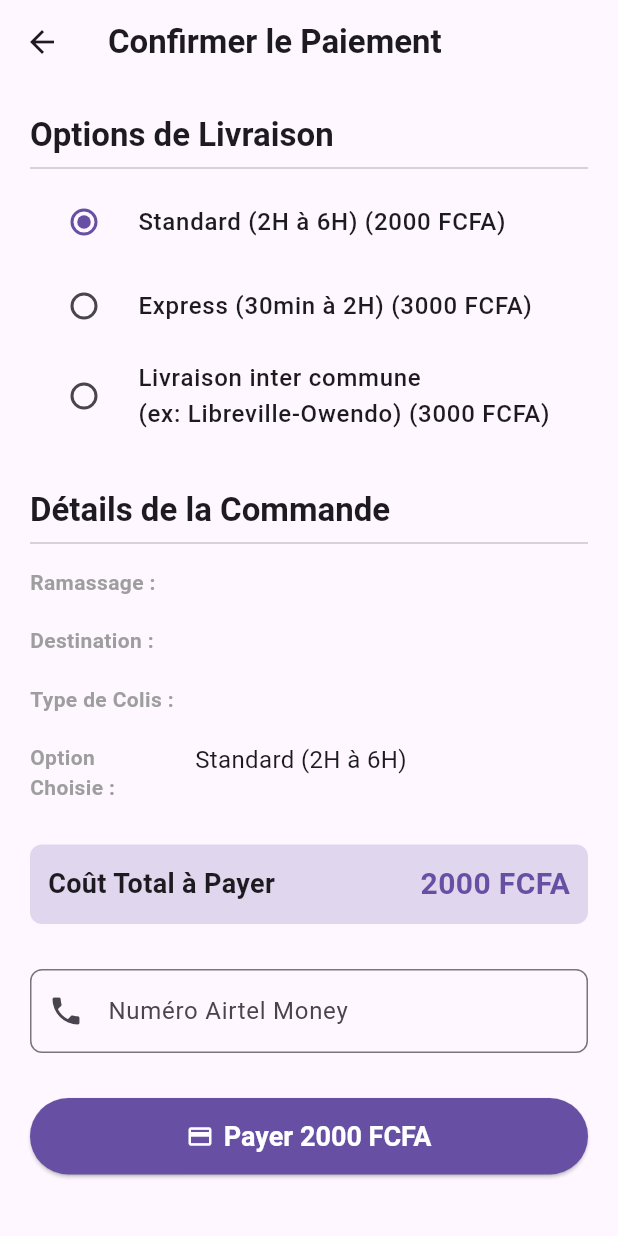
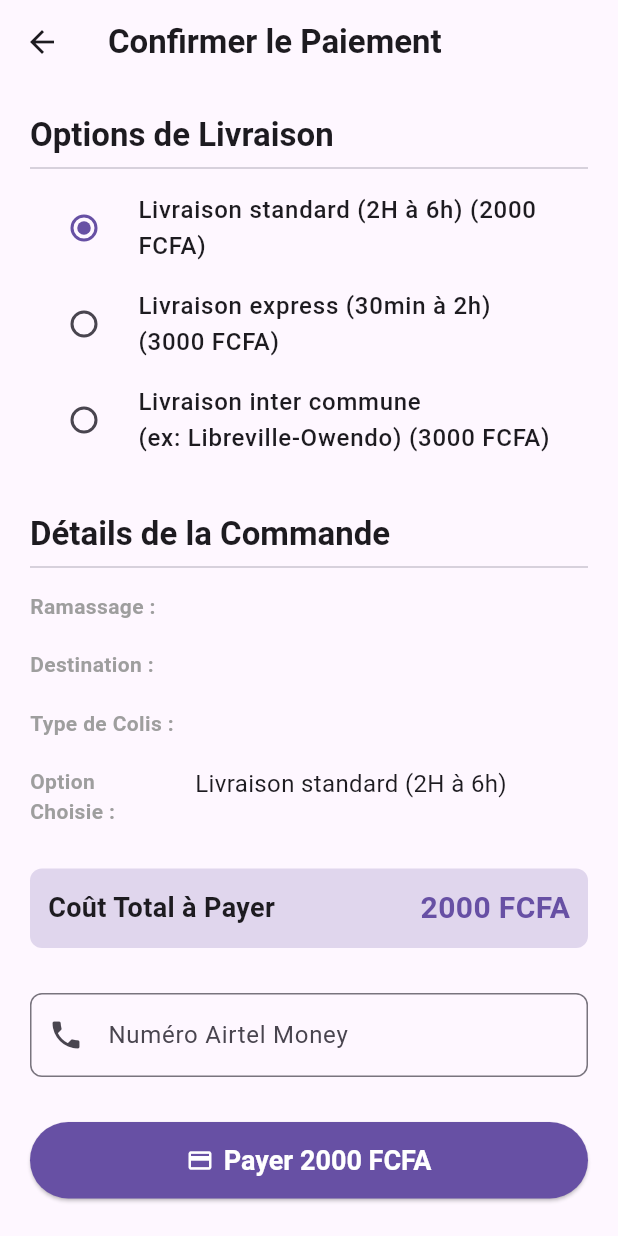
Before and after one commit to massalhadavy-glitch/SMART-DELIVERY-GABON, a Flutter app: the PaymentConfirmationPage screen opened directly with empty values, on a phone screen of 412 x 824 dp. Run offline on Flutter 3.47's test engine with Material 3 defaults, Android fonts, the phone set to English and light mode, and no system bars; our stand-ins replace geolocator, google_maps_flutter, supabase_flutter; accounts and stored records are empty; statements that could not run were skipped.

Commit message:
Uniformiser les libellÃ©s de livraison: 'Livraison standard (2H Ã  6h)' et 'Livraison express (30min Ã  2h)' dans app et web

```diff
--- a/lib/screens/home_page.dart
+++ b/lib/screens/home_page.dart
@@ -184,14 +184,14 @@ class HomePage extends StatelessWidget {
                                 context,
                                 icon: '⚡',
                                 title: 'Livraison Express',
-                                description: 'Livraison rapide en 2 à 5 heures',
+                                description: 'Livraison rapide en 30min à 2h',
                               ),
                               const SizedBox(height: 12),
                               _buildServiceCard(
                                 context,
                                 icon: '📋',
                                 title: 'Livraison Standard',
-                                description: 'Livraison standard en 6 à 12 heures',
+                                description: 'Livraison standard en 2H à 6h',
                               ),
                               const SizedBox(height: 12),
                               _buildServiceCard(
--- a/lib/screens/payment_confirmation_page.dart
+++ b/lib/screens/payment_confirmation_page.dart
@@ -30,11 +30,11 @@ class _PaymentConfirmationPageState extends State<PaymentConfirmationPage> {
   String _phoneNumber = '';
 
   // VARIABLES POUR LA SÉLECTION DE LIVRAISON
-  String _selectedDeliveryType = 'Standard (2H à 6H)';
+  String _selectedDeliveryType = 'Livraison standard (2H à 6h)';
   double _extraCost = 2000; // Coût de base pour Standard
   final Map<String, double> _deliveryOptions = {
-    'Standard (2H à 6H)': 2000, // Coût total pour Standard
-    'Express (30min à 2H)': 3000, // Coût total pour Express
+    'Livraison standard (2H à 6h)': 2000, // Coût total pour Standard
+    'Livraison express (30min à 2h)': 3000, // Coût total pour Express
     'Livraison inter commune\n(ex: Libreville-Owendo)': 3000, // Coût total pour livraison inter commune
   };
 
--- a/lib/screens/send_package_page.dart
+++ b/lib/screens/send_package_page.dart
@@ -45,15 +45,15 @@ class _SendPackagePageState extends State<SendPackagePage> {
   double cost = 0.0;
   bool _isSubmitting = false;
   final Map<String, double> deliveryCosts = {
-    'Standard (2H à 6H)': 2000,
-    'Express (30min à 2H)': 3000,
+    'Livraison standard (2H à 6h)': 2000,
+    'Livraison express (30min à 2h)': 3000,
     'Livraison LBV-Owendo': 3000,
     'Livraison LBV-Akanda': 3000,
     'Livraison AKANDA-Owendo': 3500,
   };
   final List<String> deliveryTypes = [
-    'Standard (2H à 6H)',
-    'Express (30min à 2H)',
+    'Livraison standard (2H à 6h)',
+    'Livraison express (30min à 2h)',
     'Livraison LBV-Owendo',
     'Livraison LBV-Akanda',
     'Livraison AKANDA-Owendo',
```
Also changed, not shown: 3 other files.
